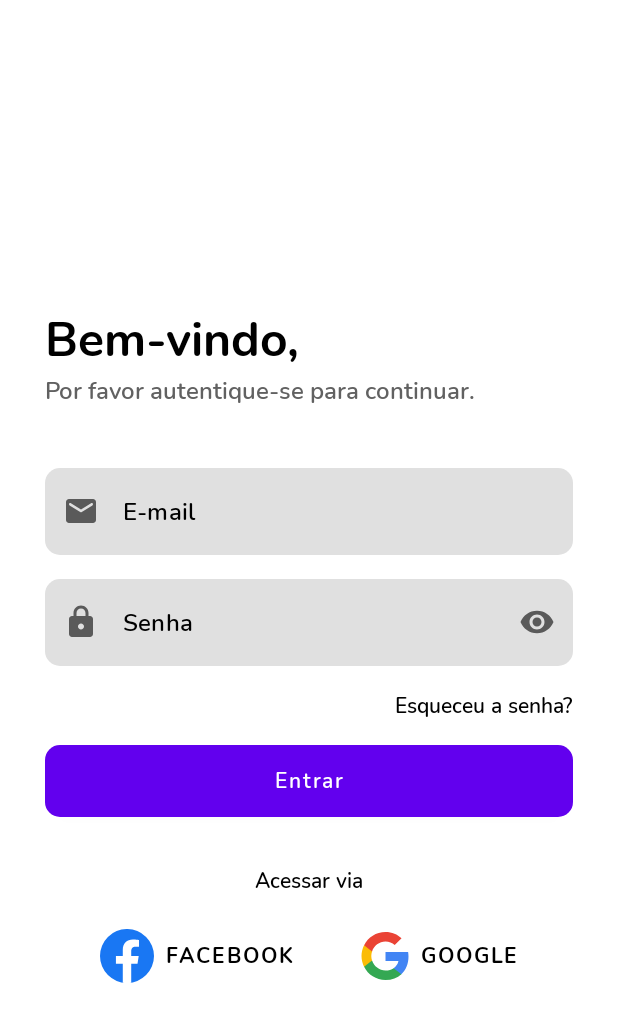
After one commit to weslleystos/emonitoria, an Android app: the layout fragment_sign_in.xml on its own in the app's theme, with its tools: preview values and no code run, on a phone screen of 412 x 824 dp. The commit adds this screen. Shown: the top 1022 px of the screen. Run offline under Robolectric (Android 15) with nearby library versions, the phone set to English and light mode, and no system bars.

Commit message:
Creation of the signIn screen.

```diff
--- a/mobile/app/build.gradle
+++ b/mobile/app/build.gradle
@@ -1,6 +1,7 @@
 plugins {
     id 'com.android.application'
     id 'kotlin-android'
+    id 'androidx.navigation.safeargs.kotlin'
 }
 
 android {
@@ -36,4 +37,8 @@ dependencies {
     implementation "androidx.appcompat:appcompat:$compat_version"
     implementation "com.google.android.material:material:$material_version"
     implementation "androidx.constraintlayout:constraintlayout:$constraint_version"
+
+    // Navigation
+    implementation "androidx.navigation:navigation-fragment-ktx:$nav_version"
+    implementation "androidx.navigation:navigation-ui-ktx:$nav_version"
 }
--- a/mobile/app/src/main/java/com/github/weslleystos/emonitoria/shared/ui/MainActivity.kt
+++ b/mobile/app/src/main/java/com/github/weslleystos/emonitoria/shared/ui/MainActivity.kt
@@ -2,11 +2,14 @@ package com.github.weslleystos.emonitoria.shared.ui
 
 import androidx.appcompat.app.AppCompatActivity
 import android.os.Bundle
+import androidx.navigation.fragment.NavHostFragment
 import com.github.weslleystos.emonitoria.R
 
 class MainActivity : AppCompatActivity() {
     override fun onCreate(savedInstanceState: Bundle?) {
         super.onCreate(savedInstanceState)
         setContentView(R.layout.activity_main)
+
+        supportFragmentManager.findFragmentById(R.id.nav_host_fragment) as NavHostFragment
     }
 }
--- /dev/null
+++ b/mobile/app/src/main/res/drawable/ic_email.xml
@@ -0,0 +1,10 @@
+<vector xmlns:android="http://schemas.android.com/apk/res/android"
+    android:width="24dp"
+    android:height="24dp"
+    android:viewportWidth="24"
+    android:viewportHeight="24"
+    android:tint="?attr/colorControlNormal">
+  <path
+      android:fillColor="@android:color/white"
+      android:pathData="M20,4L4,4c-1.1,0 -1.99,0.9 -1.99,2L2,18c0,1.1 0.9,2 2,2h16c1.1,0 2,-0.9 2,-2L22,6c0,-1.1 -0.9,-2 -2,-2zM19.6,8.25l-7.07,4.42c-0.32,0.2 -0.74,0.2 -1.06,0L4.4,8.25c-0.25,-0.16 -0.4,-0.43 -0.4,-0.72 0,-0.67 0.73,-1.07 1.3,-0.72L12,11l6.7,-4.19c0.57,-0.35 1.3,0.05 1.3,0.72 0,0.29 -0.15,0.56 -0.4,0.72z"/>
+</vector>
--- /dev/null
+++ b/mobile/app/src/main/res/drawable/ic_facebook.xml
@@ -0,0 +1,5 @@
+<vector android:height="36dp" android:viewportHeight="14222"
+    android:viewportWidth="14222" android:width="36dp" xmlns:android="http://schemas.android.com/apk/res/android">
+    <path android:fillColor="#1977f3" android:pathData="M7111,7112m-7111,0a7111,7111 0,1 1,14222 0a7111,7111 0,1 1,-14222 0"/>
+    <path android:fillColor="#fff" android:pathData="M9879,9168l315,-2056H8222V5778c0,-562 275,-1111 1159,-1111h897V2917s-814,-139 -1592,-139c-1624,0 -2686,984 -2686,2767v1567H4194v2056h1806v4969c362,57 733,86 1111,86s749,-30 1111,-86V9168z"/>
+</vector>
--- /dev/null
+++ b/mobile/app/src/main/res/drawable/ic_google.xml
@@ -0,0 +1,7 @@
+<vector android:height="32dp" android:viewportHeight="24"
+    android:viewportWidth="24" android:width="32dp" xmlns:android="http://schemas.android.com/apk/res/android">
+    <path android:fillColor="#4285F4" android:pathData="M23.745,12.27C23.745,11.48 23.675,10.73 23.555,10L12.255,10L12.255,14.51L18.725,14.51C18.435,15.99 17.585,17.24 16.325,18.09L16.325,21.09L20.185,21.09C22.445,19 23.745,15.92 23.745,12.27Z"/>
+    <path android:fillColor="#34A853" android:pathData="M12.255,24C15.495,24 18.205,22.92 20.185,21.09L16.325,18.09C15.245,18.81 13.875,19.25 12.255,19.25C9.125,19.25 6.475,17.14 5.525,14.29L1.545,14.29L1.545,17.38C3.515,21.3 7.565,24 12.255,24Z"/>
+    <path android:fillColor="#FBBC05" android:pathData="M5.525,14.29C5.275,13.57 5.145,12.8 5.145,12C5.145,11.2 5.285,10.43 5.525,9.71L5.525,6.62L1.545,6.62C0.725,8.24 0.255,10.06 0.255,12C0.255,13.94 0.725,15.76 1.545,17.38L5.525,14.29Z"/>
+    <path android:fillColor="#EA4335" android:pathData="M12.255,4.75C14.025,4.75 15.605,5.36 16.855,6.55L20.275,3.13C18.205,1.19 15.495,0 12.255,0C7.565,0 3.515,2.7 1.545,6.62L5.525,9.71C6.475,6.86 9.125,4.75 12.255,4.75Z"/>
+</vector>
--- /dev/null
+++ b/mobile/app/src/main/res/drawable/ic_lock.xml
@@ -0,0 +1,10 @@
+<vector xmlns:android="http://schemas.android.com/apk/res/android"
+    android:width="24dp"
+    android:height="24dp"
+    android:viewportWidth="24"
+    android:viewportHeight="24"
+    android:tint="?attr/colorControlNormal">
+  <path
+      android:fillColor="@android:color/white"
+      android:pathData="M18,8h-1L17,6c0,-2.76 -2.24,-5 -5,-5S7,3.24 7,6v2L6,8c-1.1,0 -2,0.9 -2,2v10c0,1.1 0.9,2 2,2h12c1.1,0 2,-0.9 2,-2L20,10c0,-1.1 -0.9,-2 -2,-2zM12,17c-1.1,0 -2,-0.9 -2,-2s0.9,-2 2,-2 2,0.9 2,2 -0.9,2 -2,2zM9,8L9,6c0,-1.66 1.34,-3 3,-3s3,1.34 3,3v2L9,8z"/>
+</vector>
--- /dev/null
+++ b/mobile/app/src/main/res/drawable/rounded_10_dp.xml
@@ -0,0 +1,6 @@
+<?xml version="1.0" encoding="utf-8"?>
+<shape xmlns:android="http://schemas.android.com/apk/res/android"
+    android:shape="rectangle">
+    <corners android:radius="10dp" />
+    <solid android:color="@color/gray_light"/>
+</shape>
--- a/mobile/app/src/main/res/layout/activity_main.xml
+++ b/mobile/app/src/main/res/layout/activity_main.xml
@@ -6,13 +6,16 @@
     android:layout_height="match_parent"
     tools:context=".shared.ui.MainActivity">
 
-    <TextView
-        android:layout_width="wrap_content"
-        android:layout_height="wrap_content"
-        android:text="Hello World!"
+    <androidx.fragment.app.FragmentContainerView
+        android:id="@+id/nav_host_fragment"
+        android:name="androidx.navigation.fragment.NavHostFragment"
+        android:layout_width="0dp"
+        android:layout_height="0dp"
+        app:defaultNavHost="true"
         app:layout_constraintBottom_toBottomOf="parent"
         app:layout_constraintLeft_toLeftOf="parent"
         app:layout_constraintRight_toRightOf="parent"
-        app:layout_constraintTop_toTopOf="parent" />
+        app:layout_constraintTop_toTopOf="parent"
+        app:navGraph="@navigation/nav_graph" />
 
 </androidx.constraintlayout.widget.ConstraintLayout>
--- /dev/null
+++ b/mobile/app/src/main/res/layout/fragment_sign_in.xml
@@ -0,0 +1,171 @@
+<?xml version="1.0" encoding="utf-8"?>
+<androidx.constraintlayout.widget.ConstraintLayout xmlns:android="http://schemas.android.com/apk/res/android"
+    xmlns:app="http://schemas.android.com/apk/res-auto"
+    xmlns:tools="http://schemas.android.com/tools"
+    android:layout_width="match_parent"
+    android:layout_height="match_parent"
+    android:paddingHorizontal="30dp">
+    <!--    tools:context=".signIn.SignInFragment"-->
+
+
+    <TextView
+        android:id="@+id/welcome"
+        android:layout_width="wrap_content"
+        android:layout_height="wrap_content"
+        android:fontFamily="@font/nunito_bold"
+        android:text="@string/welcome"
+        android:textColor="@color/black"
+        android:textSize="32sp"
+        app:layout_constraintBottom_toTopOf="@+id/welcome_instructions"
+        app:layout_constraintEnd_toEndOf="parent"
+        app:layout_constraintHorizontal_bias="0"
+        app:layout_constraintStart_toStartOf="parent"
+        app:layout_constraintTop_toTopOf="parent"
+        app:layout_constraintVertical_chainStyle="packed" />
+
+    <TextView
+        android:id="@id/welcome_instructions"
+        android:layout_width="wrap_content"
+        android:layout_height="wrap_content"
+        android:layout_marginBottom="32dp"
+        android:fontFamily="@font/nunito_semibold"
+        android:text="@string/welcome_instructions"
+        android:textColor="@color/gray_dark"
+        android:textSize="16sp"
+        app:layout_constraintBottom_toTopOf="@+id/edt_email"
+        app:layout_constraintEnd_toEndOf="parent"
+        app:layout_constraintHorizontal_bias="0"
+        app:layout_constraintStart_toStartOf="parent"
+        app:layout_constraintTop_toBottomOf="@+id/welcome" />
+
+
+    <com.google.android.material.textfield.TextInputLayout
+        android:id="@+id/edt_email"
+        style="@style/TextInput"
+        android:layout_width="match_parent"
+        android:layout_height="wrap_content"
+        android:layout_marginVertical="8dp"
+        app:layout_constraintBottom_toTopOf="@id/edt_password"
+        app:layout_constraintEnd_toEndOf="parent"
+        app:layout_constraintStart_toStartOf="parent"
+        app:layout_constraintTop_toBottomOf="@id/welcome_instructions"
+
+        app:startIconDrawable="@drawable/ic_email">
+
+        <com.google.android.material.textfield.TextInputEditText
+            android:layout_width="match_parent"
+            android:layout_height="wrap_content"
+            android:fontFamily="@font/nunito_semibold"
+            android:hint="@string/email"
+            android:inputType="textEmailAddress"
+            android:textColor="@color/black"
+            android:textColorHint="@color/black" />
+    </com.google.android.material.textfield.TextInputLayout>
+
+    <com.google.android.material.textfield.TextInputLayout
+        android:id="@+id/edt_password"
+        style="@style/TextInput"
+        android:layout_width="match_parent"
+        android:layout_height="wrap_content"
+        android:layout_marginVertical="8dp"
+        app:endIconMode="password_toggle"
+        app:hintEnabled="false"
+        app:layout_constraintBottom_toTopOf="@id/forgot_password"
+        app:layout_constraintEnd_toEndOf="parent"
+        app:layout_constraintStart_toStartOf="parent"
+        app:layout_constraintTop_toBottomOf="@id/edt_email"
+        app:startIconDrawable="@drawable/ic_lock">
+
+        <com.google.android.material.textfield.TextInputEditText
+            android:layout_width="match_parent"
+            android:layout_height="match_parent"
+            android:fontFamily="@font/nunito_semibold"
+            android:hint="@string/password"
+            android:inputType="textPassword"
+            android:textColor="@color/black"
+            android:textColorHint="@color/black" />
+    </com.google.android.material.textfield.TextInputLayout>
+
+
+    <TextView
+        android:id="@+id/forgot_password"
+        android:layout_width="wrap_content"
+        android:layout_height="wrap_content"
+        android:layout_marginVertical="8dp"
+        android:fontFamily="@font/nunito_semibold"
+        android:foreground="?selectableItemBackground"
+        android:text="@string/forgot_password"
+        android:textColor="@color/black"
+        app:layout_constraintBottom_toTopOf="@+id/btn_sign_in"
+        app:layout_constraintEnd_toEndOf="parent"
+        app:layout_constraintHorizontal_bias="1"
+        app:layout_constraintStart_toStartOf="parent"
+        app:layout_constraintTop_toBottomOf="@+id/edt_password"
+        tools:ignore="UnusedAttribute" />
+
+    <com.google.android.material.button.MaterialButton
+        android:id="@+id/btn_sign_in"
+        android:layout_width="match_parent"
+        android:layout_height="wrap_content"
+        android:layout_marginVertical="8dp"
+        android:fontFamily="@font/nunito_semibold"
+        android:insetTop="0dp"
+        android:insetBottom="0dp"
+        android:text="@string/sign_in"
+        android:textAllCaps="false"
+        app:cornerRadius="10dp"
+        app:layout_constraintBottom_toTopOf="@id/access_label"
+        app:layout_constraintEnd_toEndOf="parent"
+        app:layout_constraintStart_toStartOf="parent"
+        app:layout_constraintTop_toBottomOf="@id/forgot_password" />
+
+    <TextView
+        android:id="@+id/access_label"
+        android:layout_width="wrap_content"
+        android:layout_height="wrap_content"
+        android:layout_marginVertical="24dp"
+        android:fontFamily="@font/nunito_semibold"
+        android:text="@string/access_by"
+        android:textColor="@color/black"
+        app:layout_constraintBottom_toBottomOf="parent"
+        app:layout_constraintEnd_toEndOf="parent"
+        app:layout_constraintStart_toStartOf="parent"
+        app:layout_constraintTop_toBottomOf="@+id/btn_sign_in" />
+
+    <TextView
+        android:id="@+id/btn_facebook"
+        style="@style/Widget.MaterialComponents.Button.TextButton"
+        android:layout_width="wrap_content"
+        android:layout_height="wrap_content"
+        android:layout_marginVertical="16dp"
+        android:drawablePadding="8dp"
+        android:fontFamily="@font/nunito_bold"
+        android:foreground="?selectableItemBackground"
+        android:text="@string/facebook"
+        android:textColor="@color/black"
+        app:drawableStartCompat="@drawable/ic_facebook"
+        app:layout_constraintEnd_toStartOf="@+id/btn_google"
+        app:layout_constraintHorizontal_bias="0.5"
+        app:layout_constraintStart_toStartOf="parent"
+        app:layout_constraintTop_toBottomOf="@+id/access_label"
+        tools:ignore="UnusedAttribute" />
+
+    <TextView
+        android:id="@+id/btn_google"
+        style="@style/Widget.MaterialComponents.Button.TextButton"
+        android:layout_width="wrap_content"
+        android:layout_height="wrap_content"
+        android:layout_marginVertical="16dp"
+        android:drawablePadding="8dp"
+        android:fontFamily="@font/nunito_bold"
+        android:foreground="?selectableItemBackground"
+        android:text="@string/google"
+        android:textColor="@color/black"
+        app:drawableStartCompat="@drawable/ic_google"
+        app:layout_constraintEnd_toEndOf="parent"
+        app:layout_constraintHorizontal_bias="0.5"
+        app:layout_constraintStart_toEndOf="@+id/btn_facebook"
+        app:layout_constraintTop_toBottomOf="@+id/access_label"
+        tools:ignore="UnusedAttribute" />
+
+</androidx.constraintlayout.widget.ConstraintLayout>
--- /dev/null
+++ b/mobile/app/src/main/res/navigation/nav_graph.xml
@@ -0,0 +1,13 @@
+<?xml version="1.0" encoding="utf-8"?>
+<navigation xmlns:android="http://schemas.android.com/apk/res/android"
+    xmlns:app="http://schemas.android.com/apk/res-auto"
+    xmlns:tools="http://schemas.android.com/tools"
+    android:id="@+id/nav_graph"
+    app:startDestination="@id/signInFragment">
+
+    <fragment
+        android:id="@+id/signInFragment"
+        android:name="com.github.weslleystos.emonitoria.signIn.SignInFragment"
+        android:label="fragment_sign_in"
+        tools:layout="@layout/fragment_sign_in" />
+</navigation>
--- a/mobile/app/src/main/res/values/colors.xml
+++ b/mobile/app/src/main/res/values/colors.xml
@@ -7,4 +7,13 @@
     <color name="teal_700">#FF018786</color>
     <color name="black">#FF000000</color>
     <color name="white">#FFFFFFFF</color>
+
+    <color name="gray_light">#FFE0E0E0</color>
+    <color name="gray">#FF9E9E9E</color>
+    <color name="gray_dark">#FF616161</color>
+
+    <color name="blue_gray_light">#FF90A4AE</color>
+    <color name="blue_gray">#FF607D8B</color>
+    <color name="blue_gray_dark">#FF455A64</color>
+
 </resources>
--- a/mobile/app/src/main/res/values/strings.xml
+++ b/mobile/app/src/main/res/values/strings.xml
@@ -1,3 +1,12 @@
 <resources>
     <string name="app_name">E-Monitoria</string>
+    <string name="password">Senha</string>
+    <string name="email">E-mail</string>
+    <string name="sign_in">Entrar</string>
+    <string name="facebook">Facebook</string>
+    <string name="google">Google</string>
+    <string name="access_by">Acessar via</string>
+    <string name="welcome">Bem-vindo,</string>
+    <string name="welcome_instructions">Por favor autentique-se para continuar.</string>
+    <string name="forgot_password">Esqueceu a senha?</string>
 </resources>
--- a/mobile/app/src/main/res/values/themes.xml
+++ b/mobile/app/src/main/res/values/themes.xml
@@ -13,4 +13,11 @@
         <item name="android:statusBarColor" tools:targetApi="l">?attr/colorPrimaryVariant</item>
         <!-- Customize your theme here. -->
     </style>
+
+    <style name="TextInput" parent="Widget.MaterialComponents.TextInputLayout.OutlinedBox">
+        <item name="android:background">@drawable/rounded_10_dp</item>
+        <item name="boxStrokeWidth">0dp</item>
+        <item name="boxStrokeWidthFocused">0dp</item>
+        <item name="hintEnabled">false</item>
+    </style>
 </resources>
```
Also changed, not shown: mobile/build.gradle (+9 -6 lines), mobile/app/src/main/res/font/nunito_bold.ttf (added), mobile/app/src/main/res/font/nunito_regular.ttf (added), mobile/app/src/main/res/font/nunito_semibold.ttf (added).
